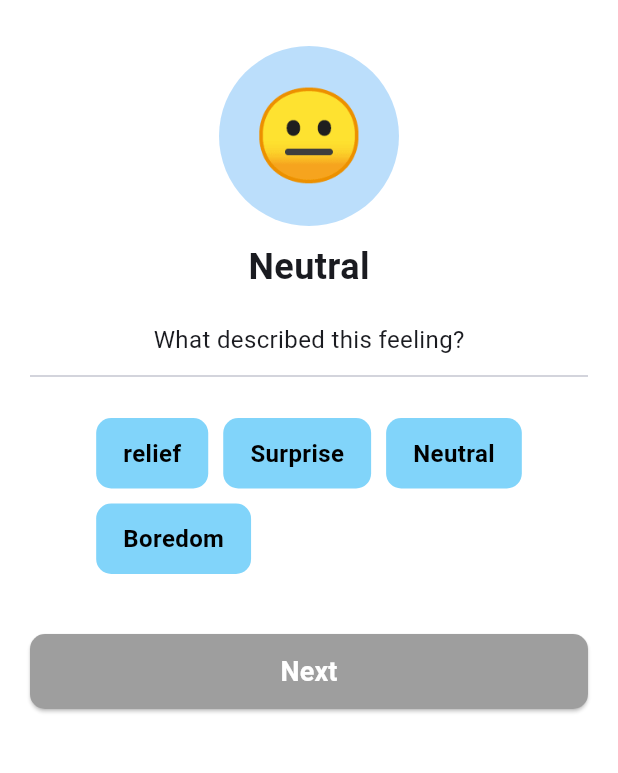
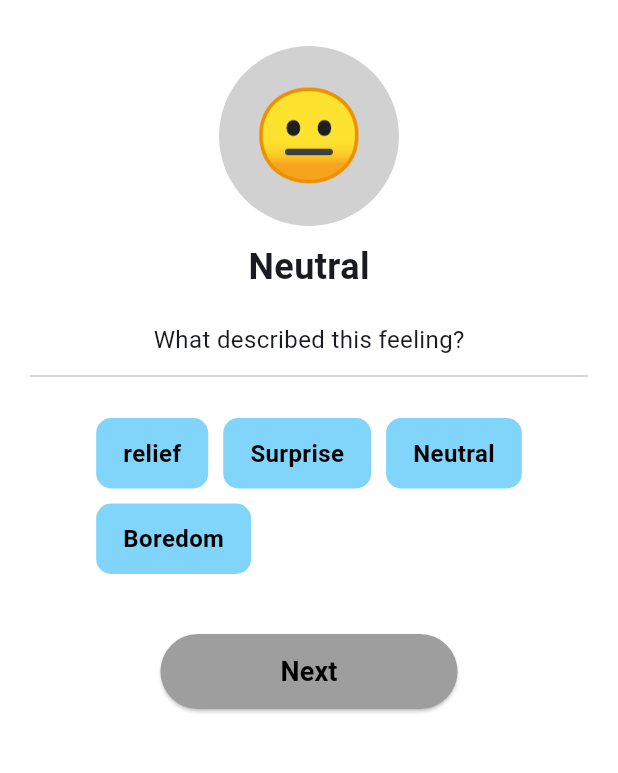
Before and after one commit to DinithBJayalath/Hindsight-SDGP-CS18, a Flutter app: the screen it shows after launch, after a tap on "Next", on a phone screen of 412 x 824 dp, the part 86-859 px from its top. Run offline on Flutter 3.47's test engine with Material 3 defaults, Android fonts, the phone set to English and light mode, and no system bars.

Commit message:
added around the emoji color

```diff
--- a/frontend/lib/screens/described_mood.dart
+++ b/frontend/lib/screens/described_mood.dart
@@ -6,16 +6,18 @@ import 'mood_impact_screen.dart';
 
 class MoodDescribeScreen extends StatefulWidget {
   final String mood;
-  const MoodDescribeScreen({Key? key, required this.mood}): super(key: key);
+  final Color moodColor;
+  const MoodDescribeScreen({Key? key, required this.mood, required this.moodColor}): super(key: key);
   @override
-  MoodDescribeScreenState createState() => MoodDescribeScreenState(mood: this.mood);
+  MoodDescribeScreenState createState() => MoodDescribeScreenState(mood: this.mood, moodColor: this.moodColor);
 }
 
 class MoodDescribeScreenState extends State<MoodDescribeScreen> {
   final String mood;
+  final Color moodColor;
   late String emoji;
   late String text;
-  MoodDescribeScreenState({required this.mood}) {
+  MoodDescribeScreenState({required this.mood, required this.moodColor}) {
     final parts = mood.split(' ');
     emoji = parts[0];
     text = parts.sublist(1).join(' ');
@@ -69,7 +71,7 @@ class MoodDescribeScreenState extends State<MoodDescribeScreen> {
                 height: 120,
                 width: 120,
                 decoration: BoxDecoration(
-                  color: Colors.blue.shade100,
+                  color: moodColor.withAlpha(120),
                   shape: BoxShape.circle,
                 ),
                 child: Center(
@@ -134,24 +136,23 @@ class MoodDescribeScreenState extends State<MoodDescribeScreen> {
               // "Next" Button
               ElevatedButton(
                 style: ElevatedButton.styleFrom(
-                  backgroundColor: selectedEmotion != null ? Colors.blueAccent : Colors.grey,
-                  minimumSize: const Size(double.infinity, 50),
-                  shape: RoundedRectangleBorder(
-                    borderRadius: BorderRadius.circular(10),
-                  ),
+                  backgroundColor: selectedEmotion != null? Color.fromARGB(255, 68, 183, 255): Colors.grey,
+                  padding: EdgeInsets.symmetric(horizontal: 80, vertical: 12),
                 ),
                 onPressed: () {
+                  if (selectedEmotion != null) {
                     // Navigate to the MoodDescribeScreen
                     Navigator.push(
                       context,
                       MaterialPageRoute(
-                      builder: (context) => MoodImpactScreen(mood: mood, emotion: selectedEmotion),
+                        builder: (context) => MoodImpactScreen(mood: mood, emotion: selectedEmotion, moodColor: moodColor),
                       ),
                     );
+                  }
                 },
                 child: const Text(
                   "Next",
-                  style: TextStyle(color: Colors.white, fontSize: 18, fontWeight: FontWeight.bold),
+                  style: TextStyle(color: Colors.black, fontSize: 18, fontWeight: FontWeight.bold),
                 ),
               ),
             ],
--- a/frontend/lib/screens/quick_mood.dart
+++ b/frontend/lib/screens/quick_mood.dart
@@ -128,21 +128,21 @@ class MoodTrackerScreenState extends State<MoodTrackerScreen> {
 
                   ElevatedButton(
                     style: ElevatedButton.styleFrom(
-                      backgroundColor: Colors.blue,
-                      padding: EdgeInsets.symmetric(horizontal: 40, vertical: 15),
+                      backgroundColor: Color.fromARGB(255, 68, 183, 255),
+                      padding: EdgeInsets.symmetric(horizontal: 80, vertical: 12),
                     ),
                     onPressed: () {
                       // Navigate to the MoodDescribeScreen
                       Navigator.push(
                         context,
                         MaterialPageRoute(
-                          builder: (context) => MoodDescribeScreen(mood: moods[moodIndex]),
+                          builder: (context) => MoodDescribeScreen(mood: moods[moodIndex], moodColor: moodColors[moodIndex]),
                         ),
                       );
                     },
                     child: Text(
                       "Next",
-                      style: TextStyle(color: Colors.black, fontWeight: FontWeight.bold),
+                      style: TextStyle(color: Colors.black, fontWeight: FontWeight.bold, fontSize: 18),
                     ),
                   ),
                 ],
```
Also changed, not shown: frontend/lib/screens/mood_impact_screen.dart (+23 -10 lines), 1 other file. Lines whose indentation alone changed are shown as unchanged.
